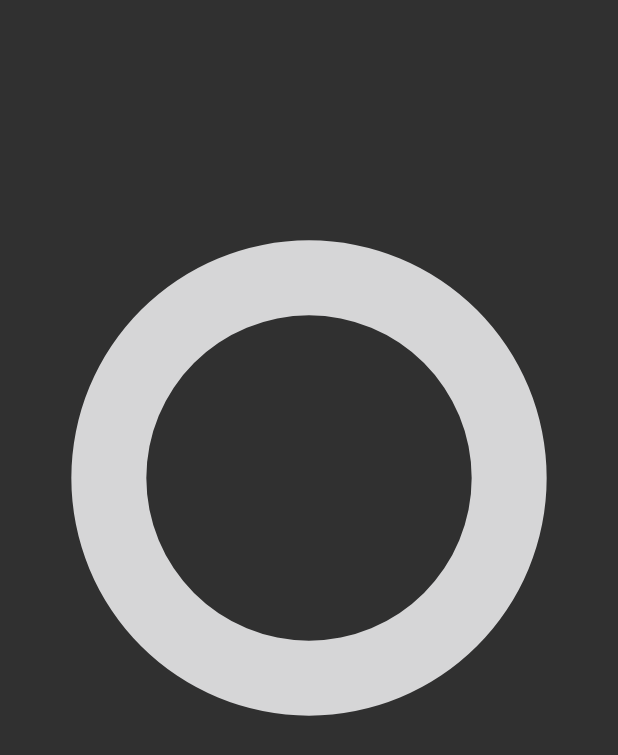
After one commit to yonatanko/AquaStep_app, an Android app: the layout main_screen.xml on its own in the app's theme, with its tools: preview values and no code run, on a phone screen of 412 x 824 dp. The commit adds this screen. Shown: the top 755 px of the screen. Run offline under Robolectric (Android 15) with nearby library versions, the phone set to English and light mode, and no system bars.

Commit message:
added progress bar in a new xml

```diff
--- /dev/null
+++ b/app/src/main/res/drawable/custom_progress.xml
@@ -0,0 +1,21 @@
+<?xml version="1.0" encoding="utf-8"?>
+<layer-list xmlns:android="http://schemas.android.com/apk/res/android">
+    <item android:id="@android:id/background">
+
+        <shape android:shape="ring"
+            android:thickness="50dp"
+            android:useLevel="false">
+
+            <solid android:color="@color/white"></solid>
+        </shape>
+    </item>
+
+    <item android:id="@android:id/progress">
+        <shape android:shape="ring"
+            android:thickness="50dp"
+            android:useLevel="true">
+
+            <solid android:color="#3aa8c1"></solid>
+        </shape>
+    </item>
+</layer-list>
--- a/app/src/main/res/layout/fragment_terminal.xml
+++ b/app/src/main/res/layout/fragment_terminal.xml
@@ -15,7 +15,7 @@
     <TextView
         android:id="@+id/receive_text"
         android:layout_width="261dp"
-        android:layout_height="124dp"
+        android:layout_height="175dp"
         android:layout_gravity="center_horizontal"
         android:layout_weight="1"
         android:freezesText="true"
--- /dev/null
+++ b/app/src/main/res/layout/main_screen.xml
@@ -0,0 +1,37 @@
+<?xml version="1.0" encoding="utf-8"?>
+<androidx.constraintlayout.widget.ConstraintLayout xmlns:android="http://schemas.android.com/apk/res/android"
+    xmlns:app="http://schemas.android.com/apk/res-auto"
+    xmlns:tools="http://schemas.android.com/tools"
+    android:layout_width="match_parent"
+    android:layout_height="match_parent">
+
+    <ProgressBar
+        android:id="@+id/progressBar4"
+        style="?android:attr/progressBarStyle"
+        android:layout_width="325dp"
+        android:layout_height="352dp"
+        android:indeterminateOnly="false"
+        android:progressDrawable="@drawable/custom_progress"
+        app:layout_constraintBottom_toBottomOf="parent"
+        app:layout_constraintEnd_toEndOf="parent"
+        app:layout_constraintStart_toStartOf="parent"
+        app:layout_constraintTop_toTopOf="parent"
+        app:layout_constraintVertical_bias="0.302" />
+
+    <TextView
+        android:id="@+id/receive_text3"
+        android:layout_width="127dp"
+        android:layout_height="106dp"
+        android:layout_gravity="center_horizontal"
+        android:layout_weight="1"
+        android:freezesText="true"
+        android:gravity="bottom"
+        android:scrollbars="vertical"
+        android:textAppearance="@style/TextAppearance.AppCompat.Medium"
+        app:layout_constraintBottom_toBottomOf="@+id/progressBar4"
+        app:layout_constraintEnd_toEndOf="@+id/progressBar4"
+        app:layout_constraintStart_toStartOf="@+id/progressBar4"
+        app:layout_constraintTop_toTopOf="@+id/progressBar4"
+        app:layout_constraintVertical_bias="0.475" />
+
+</androidx.constraintlayout.widget.ConstraintLayout>
```
Also changed, not shown: app/src/main/java/com/example/tutorial6/TerminalFragment.java (+135 -129 lines).
